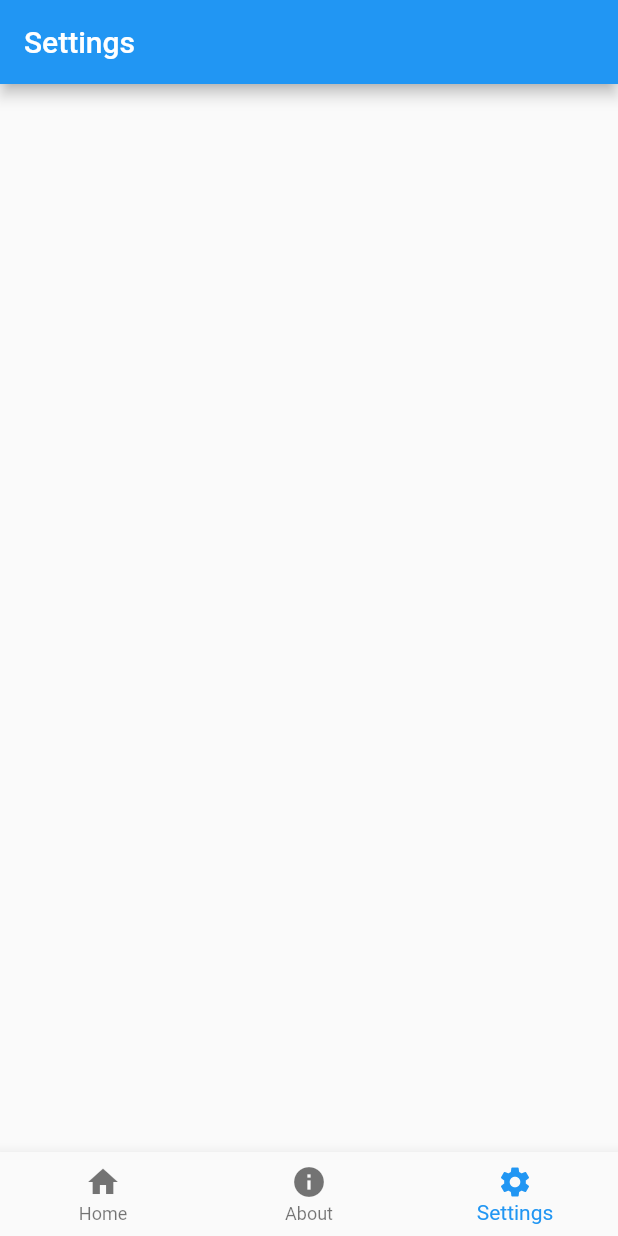
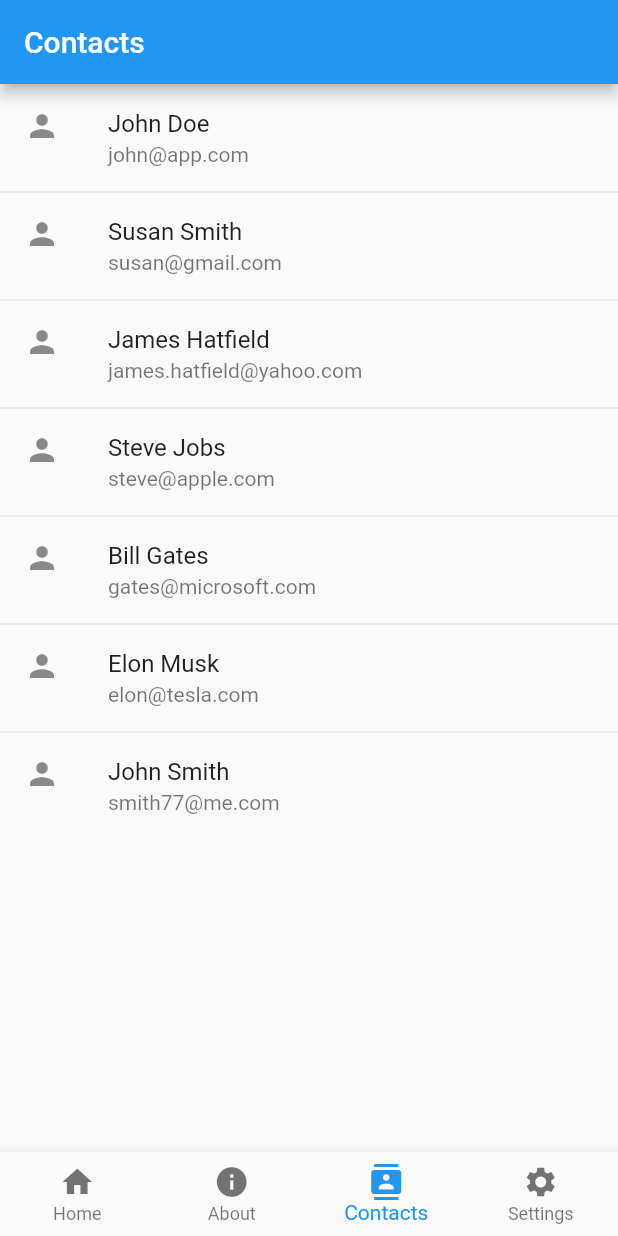
Before and after one commit to rodydavis/flutter_take_5, a Flutter app: the screen it shows after launch, item 3 of the bottom bar chosen, on a phone screen of 412 x 824 dp. Run offline on Flutter 3.47's test engine with Material 2 defaults, Android fonts, the light colour scheme and no system bars.

Commit message:
adding master detail

```diff
--- /dev/null
+++ b/03_master_detail/lib/ui/contacts/screen.dart
@@ -0,0 +1,125 @@
+import 'package:flutter/material.dart';
+import 'package:my_project/ui/common/index.dart';
+
+class ContactsScreen extends StatefulWidget {
+  @override
+  _ContactsScreenState createState() => _ContactsScreenState();
+}
+
+class _ContactsScreenState extends State<ContactsScreen> {
+  final _contacts = _dummyData();
+  final _selection = ValueNotifier<Contact>(null);
+  @override
+  Widget build(BuildContext context) {
+    return LayoutBuilder(builder: (context, dimens) {
+      if (dimens.maxWidth >= kTabletBreakpoint) {
+        const kListViewWidth = 300.0;
+        return Row(
+          children: <Widget>[
+            Container(
+              width: kListViewWidth,
+              child: buildListView((val) {
+                _selection.value = val;
+              }),
+            ),
+            VerticalDivider(width: 0),
+            Expanded(
+                child: ValueListenableBuilder<Contact>(
+              valueListenable: _selection,
+              builder: (context, contact, child) {
+                if (contact == null) {
+                  return Scaffold(
+                    appBar: AppBar(),
+                    body: Center(child: Text('No Contact Selected')),
+                  );
+                }
+                return ContactDetails(contact: contact);
+              },
+            ))
+          ],
+        );
+      }
+      return buildListView((val) {
+        Navigator.of(context).push(
+          MaterialPageRoute(
+            builder: (_) => ContactDetails(contact: val),
+          ),
+        );
+      });
+    });
+  }
+
+  Widget buildListView(ValueChanged<Contact> onSelect) {
+    return Scaffold(
+      appBar: AppBar(
+        centerTitle: false,
+        title: Text('Contacts'),
+      ),
+      body: ListView.separated(
+        separatorBuilder: (context, index) => Divider(height: 0),
+        itemCount: _contacts.length,
+        itemBuilder: (context, index) {
+          final _contact = _contacts[index];
+          return ListTile(
+            leading: Icon(Icons.person),
+            title: Text(_contact.name),
+            subtitle: Text(_contact.email),
+            onTap: () => onSelect(_contact),
+          );
+        },
+      ),
+    );
+  }
+}
+
+class ContactDetails extends StatelessWidget {
+  final Contact contact;
+
+  const ContactDetails({
+    Key key,
+    @required this.contact,
+  }) : super(key: key);
+
+  @override
+  Widget build(BuildContext context) {
+    return Scaffold(
+      appBar: AppBar(
+        title: Text('Details'),
+        centerTitle: false,
+      ),
+      body: ListView(
+        children: [
+          ListTile(
+            leading: Icon(Icons.person_outline),
+            title: Text('Name'),
+            subtitle: Text(contact.name),
+          ),
+          ListTile(
+            leading: Icon(Icons.email),
+            title: Text('Email'),
+            subtitle: Text(contact.email),
+          ),
+        ],
+      ),
+    );
+  }
+}
+
+List<Contact> _dummyData() {
+  return [
+    Contact('John Doe', 'john@app.com'),
+    Contact('Susan Smith', 'susan@gmail.com'),
+    Contact('James Hatfield', 'james.hatfield@yahoo.com'),
+    Contact('Steve Jobs', 'steve@apple.com'),
+    Contact('Bill Gates', 'gates@microsoft.com'),
+    Contact('Elon Musk', 'elon@tesla.com'),
+    Contact('John Smith', 'smith77@me.com'),
+  ];
+}
+
+class Contact {
+  final String name;
+  final String email;
+
+  Contact(this.name, this.email);
+}
--- a/03_master_detail/lib/ui/tabs.dart
+++ b/03_master_detail/lib/ui/tabs.dart
@@ -2,6 +2,7 @@ import 'package:flutter/material.dart';
 
 import 'about/screen.dart';
 import 'common/index.dart';
+import 'contacts/screen.dart';
 import 'home/screen.dart';
 import 'settings/screen.dart';
 
@@ -29,6 +30,11 @@ class _TabHomeState extends State<TabHome> {
             body: AboutScreen(),
           ),
           TabItem(
+            title: 'Contacts',
+            iconData: Icons.contacts,
+            body: ContactsScreen(),
+          ),
+          TabItem(
             title: 'Settings',
             iconData: Icons.settings,
             body: SettingsScreen(),
```
